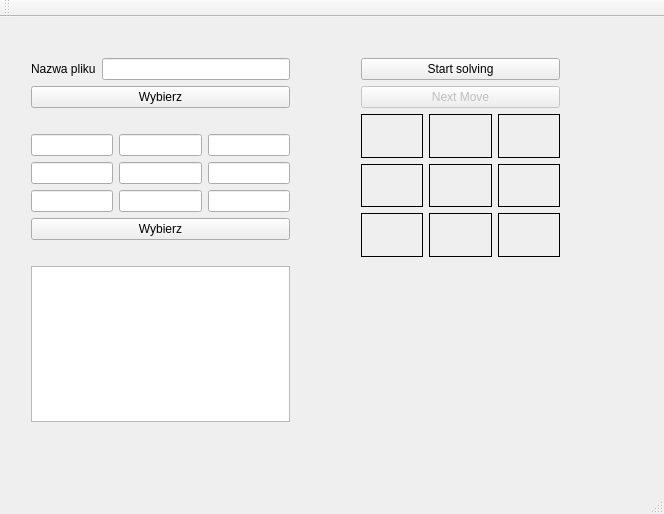
Old version of the form mainwindow.ui in the repository garmelito/zap-puzzle.
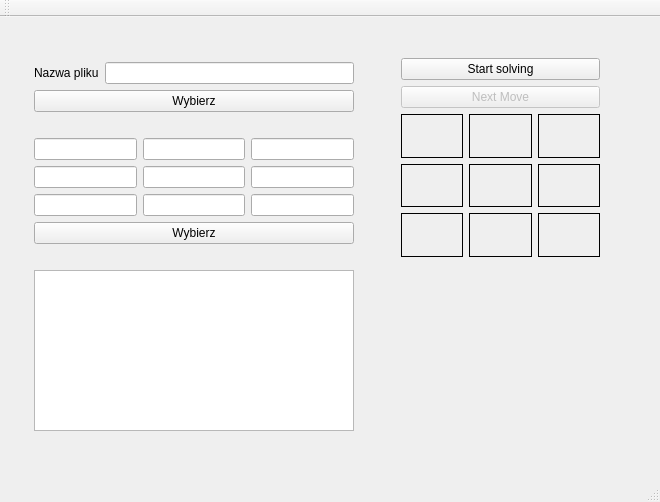
New version of the form.

Commit message: tabulator works properly and U can write space or leave 1 tile empty

What changed in the file:
```diff
--- a/mainwindow.ui
+++ b/mainwindow.ui
@@ -6,8 +6,8 @@
    <rect>
     <x>0</x>
     <y>0</y>
-    <width>664</width>
-    <height>514</height>
+    <width>660</width>
+    <height>502</height>
    </rect>
   </property>
   <property name="windowTitle">
@@ -17,7 +17,7 @@
    <widget class="QWidget" name="layoutWidget">
     <property name="geometry">
      <rect>
-      <x>350</x>
+      <x>390</x>
       <y>30</y>
       <width>221</width>
       <height>221</height>
@@ -434,13 +434,13 @@
      </item>
     </layout>
    </widget>
-   <widget class="QWidget" name="layoutWidget">
+   <widget class="QWidget" name="">
     <property name="geometry">
      <rect>
-      <x>20</x>
-      <y>30</y>
-      <width>281</width>
-      <height>386</height>
+      <x>23</x>
+      <y>34</y>
+      <width>342</width>
+      <height>391</height>
      </rect>
     </property>
     <layout class="QVBoxLayout" name="verticalLayout_2">
@@ -479,34 +479,42 @@
       </spacer>
      </item>
      <item>
-      <layout class="QGridLayout" name="gridLayout_2">
-       <item row="3" column="1">
-        <widget class="QLineEdit" name="lineEdit_5"/>
+      <layout class="QHBoxLayout" name="horizontalLayout_2">
+       <item>
+        <widget class="QLineEdit" name="lineEdit"/>
        </item>
-       <item row="2" column="1">
+       <item>
         <widget class="QLineEdit" name="lineEdit_2"/>
        </item>
-       <item row="4" column="1">
-        <widget class="QLineEdit" name="lineEdit_8"/>
+       <item>
+        <widget class="QLineEdit" name="lineEdit_3"/>
        </item>
-       <item row="3" column="0">
+      </layout>
+     </item>
+     <item>
+      <layout class="QHBoxLayout" name="horizontalLayout_3">
+       <item>
         <widget class="QLineEdit" name="lineEdit_4"/>
        </item>
-       <item row="2" column="0">
-        <widget class="QLineEdit" name="lineEdit"/>
+       <item>
+        <widget class="QLineEdit" name="lineEdit_5"/>
        </item>
-       <item row="3" column="2">
+       <item>
         <widget class="QLineEdit" name="lineEdit_6"/>
        </item>
-       <item row="4" column="0">
+      </layout>
+     </item>
+     <item>
+      <layout class="QHBoxLayout" name="horizontalLayout_4">
+       <item>
         <widget class="QLineEdit" name="lineEdit_7"/>
        </item>
-       <item row="4" column="2">
+       <item>
+        <widget class="QLineEdit" name="lineEdit_8"/>
+       </item>
+       <item>
         <widget class="QLineEdit" name="lineEdit_9"/>
        </item>
-       <item row="2" column="2">
-        <widget class="QLineEdit" name="lineEdit_3"/>
-       </item>
       </layout>
      </item>
      <item>
```
Left out of the diff: 2 changed lines with no effect on the pictures. The commit also changes 2 other files.
